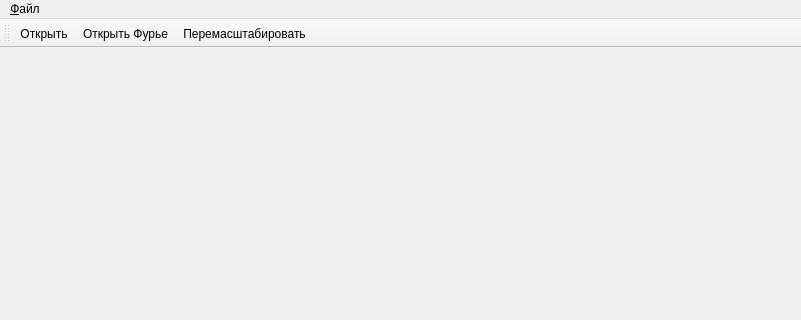
Qt form mainwindow.ui (tre3k/fractal) before a commit; both pictures show x 0 to 801 and y 0 to 320 of the 801 by 748 pixel window.
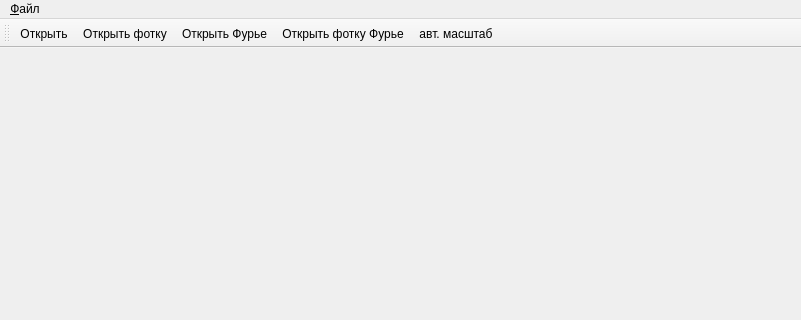
The same form after that commit.

Commit message: load from image files

Diff of the .ui file:
```diff
--- a/mainwindow.ui
+++ b/mainwindow.ui
@@ -214,7 +214,9 @@
     <bool>false</bool>
    </attribute>
    <addaction name="action_Open"/>
+   <addaction name="actionOpenImage"/>
    <addaction name="action_openFFT"/>
+   <addaction name="actionOpenImageFFT"/>
    <addaction name="actionScale"/>
   </widget>
   <widget class="QStatusBar" name="statusBar"/>
@@ -235,7 +237,17 @@
   </action>
   <action name="actionScale">
    <property name="text">
-    <string>Перемасштабировать</string>
+    <string>авт. масштаб</string>
+   </property>
+  </action>
+  <action name="actionOpenImage">
+   <property name="text">
+    <string>Открыть фотку</string>
+   </property>
+  </action>
+  <action name="actionOpenImageFFT">
+   <property name="text">
+    <string>Открыть фотку Фурье</string>
    </property>
   </action>
  </widget>
```
Left out of the diff: 2 changed lines with no effect on the pictures. The commit also changes 4 other files.
